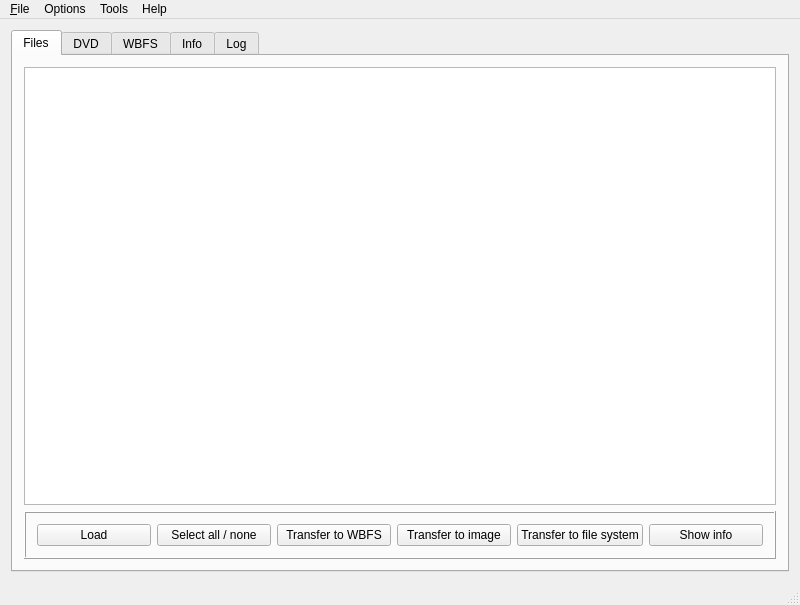
The window that resources/ui/wiibafu.ui (evertonstz/wiibafu) describes before a commit, drawn with Qt 5.
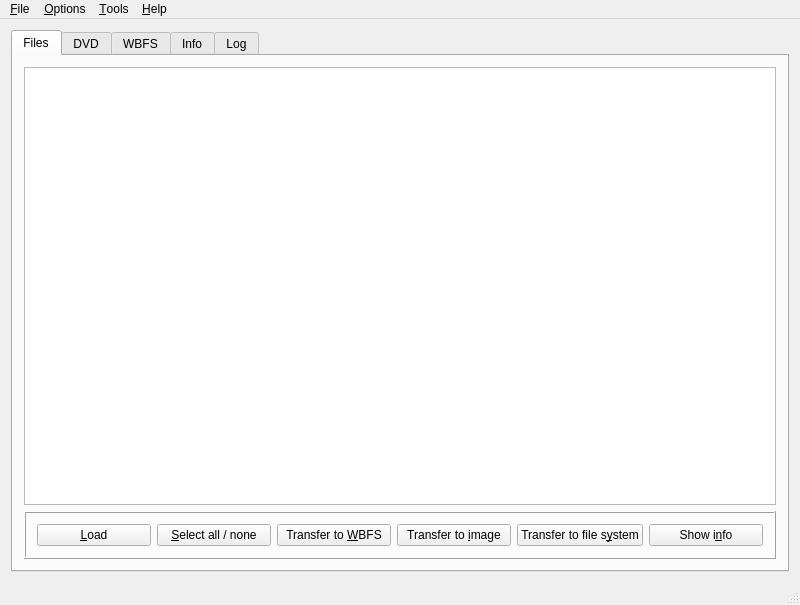
The same window after the commit. Icons and pictures are not drawn.

Commit message: Shortcuts added, game list header settings fixed

Patch:
```diff
--- a/resources/ui/wiibafu.ui
+++ b/resources/ui/wiibafu.ui
@@ -65,42 +65,45 @@
            <item>
             <widget class="QPushButton" name="filesTab_pushButton_Load">
              <property name="text">
-              <string>Load</string>
+              <string>&amp;Load</string>
+             </property>
+             <property name="shortcut">
+              <string>Ctrl+L</string>
              </property>
             </widget>
            </item>
            <item>
             <widget class="QPushButton" name="filesTab_pushButton_SelectAll">
              <property name="text">
-              <string>Select all / none</string>
+              <string>&amp;Select all / none</string>
              </property>
             </widget>
            </item>
            <item>
             <widget class="QPushButton" name="filesTab_pushButton_TransferToWBFS">
              <property name="text">
-              <string>Transfer to WBFS</string>
+              <string>Transfer to &amp;WBFS</string>
              </property>
             </widget>
            </item>
            <item>
             <widget class="QPushButton" name="filesTab_pushButton_TransferToImage">
              <property name="text">
-              <string>Transfer to image</string>
+              <string>Transfer to &amp;image</string>
              </property>
             </widget>
            </item>
            <item>
             <widget class="QPushButton" name="filesTab_pushButton_TransferToFileSystem">
              <property name="text">
-              <string>Transfer to file system</string>
+              <string>Transfer to file s&amp;ystem</string>
              </property>
             </widget>
            </item>
            <item>
             <widget class="QPushButton" name="filesTab_pushButton_ShowInfo">
              <property name="text">
-              <string>Show info</string>
+              <string>Show i&amp;nfo</string>
              </property>
             </widget>
            </item>
@@ -1409,13 +1412,13 @@
    </widget>
    <widget class="QMenu" name="menuOptions">
     <property name="title">
-     <string>Options</string>
+     <string>&amp;Options</string>
     </property>
     <addaction name="menuOptions_Settings"/>
    </widget>
    <widget class="QMenu" name="menuTools">
     <property name="title">
-     <string>Tools</string>
+     <string>&amp;Tools</string>
     </property>
     <addaction name="menuTools_CheckWBFS"/>
     <addaction name="menuTools_CreateWBFS"/>
@@ -1424,7 +1427,7 @@
    </widget>
    <widget class="QMenu" name="menuHelp">
     <property name="title">
-     <string>Help</string>
+     <string>&amp;Help</string>
     </property>
     <addaction name="menuHelp_About"/>
     <addaction name="menuHelp_About_Qt"/>
```
Left out of the diff: 70 changed lines with no effect on the pictures. The commit also changes 2 other files.
